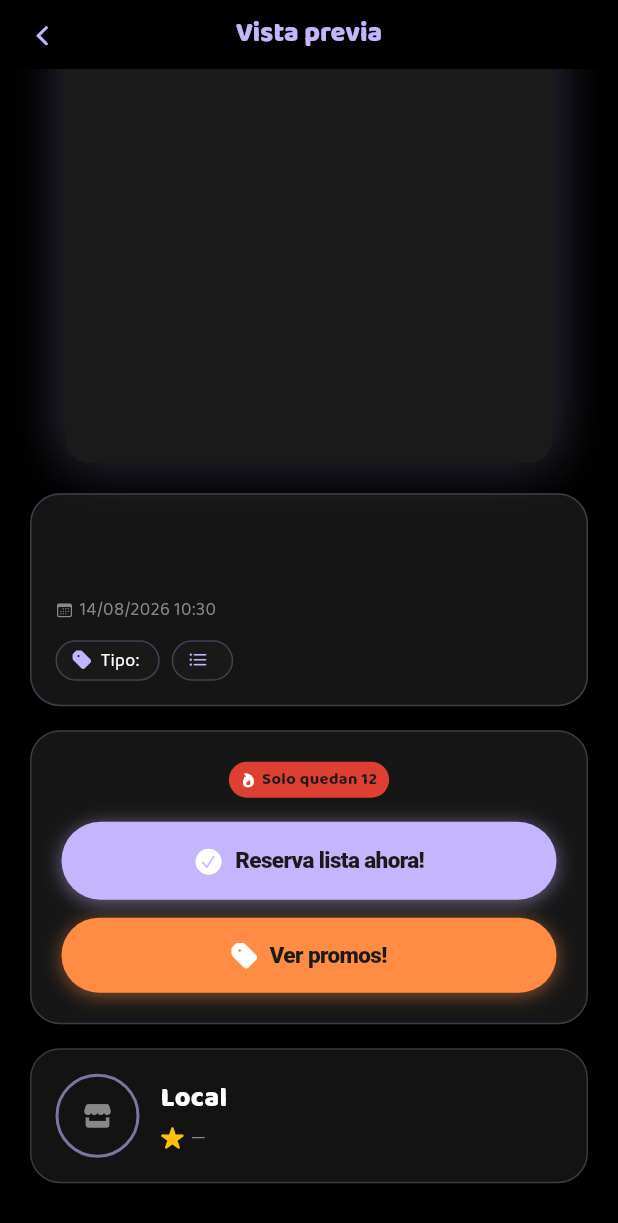
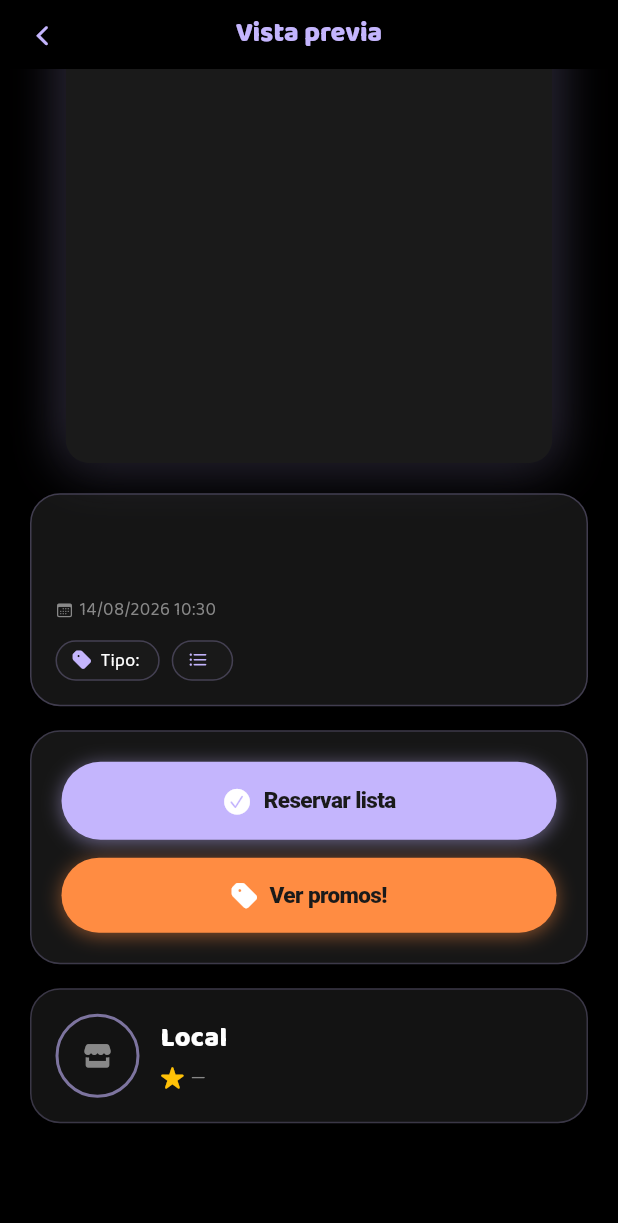
Before and after one commit to nexaisoftware/fernecito-locales, a Flutter app: the LocalesVistaPreviaV2 screen opened directly with empty values, scrolled down 322 dp, on a phone screen of 412 x 824 dp. Shown: the top 1223 px of the screen. Run offline on Flutter 3.47's test engine with Material 3 defaults, Android fonts, the phone set to English and light mode, and no system bars; our stand-ins replace audioplayers, file_picker, firebase_core, firebase_messaging, fl_chart, flutter_dotenv and 10 more; missing offline and left inert: dart:html, dart:js, dart:js_interop, gal, mobile_scanner; accounts and stored records are empty.

Commit message:
feat(locales): preview de evento al día y deep-links de push social
La vista previa deja de hardcodear cupos: FOMO, pase libre y CTA igual que en usuarios. El tap de push de ranking va al home y el de planes sigue usando ref/cta.

```diff
--- a/lib/PANTALLAS/locales_notificaciones.dart
+++ b/lib/PANTALLAS/locales_notificaciones.dart
@@ -172,6 +172,9 @@ class _LocalesNotificacionesState extends State<LocalesNotificaciones> {
         .toString()
         .trim()
         .toLowerCase();
+    if (n.tipo == 'ranking_local_primero') {
+      return (ruta: '/home', pestana: null, argumentos: null);
+    }
     if (n.tipo == 'plan_mencion' && accion == 'chat') {
       if (idPlan.isNotEmpty) {
         return (
--- a/lib/PANTALLAS/locales_vista_previa_v2.dart
+++ b/lib/PANTALLAS/locales_vista_previa_v2.dart
@@ -48,6 +48,13 @@ class _LocalesVistaPreviaV2State extends State<LocalesVistaPreviaV2> {
       'manual' => 'Manual',
       _ => modoLista ?? '—',
     };
+  }
+
+  int? _asInt(dynamic v) {
+    if (v == null) return null;
+    if (v is int) return v;
+    if (v is num) return v.toInt();
+    return int.tryParse(v.toString().trim());
   }
 
   Future<List<_PromoMini>> _fetchPromos(String idEvento) async {
@@ -240,6 +247,14 @@ class _LocalesVistaPreviaV2State extends State<LocalesVistaPreviaV2> {
     final tipoEvento = (widget.evento['tipo_evento'] as String?) ?? 'evento';
     final modoLista = widget.evento['modo_lista']?.toString();
     final urlCompra = (widget.evento['url_compra_entradas'] as String?) ?? '';
+    final cupoMax = _asInt(widget.evento['cupo_lista_max']);
+    final cupoUsados = _asInt(widget.evento['cupo_lista_usados']) ?? 0;
+    final cupoLimitado = cupoMax != null && cupoMax > 0;
+    final cuposLibres = cupoLimitado
+        ? (cupoMax - cupoUsados).clamp(0, cupoMax)
+        : null;
+    final esPaseLibre = !cupoLimitado && (modoLista ?? '').toLowerCase() == 'auto';
+    final edadMinima = _asInt(widget.evento['edad_minima']);
 
     final fechaInicio = _parseDate(widget.evento['fecha_inicio']);
     final fechaHora = _formatFecha(fechaInicio);
@@ -381,10 +396,13 @@ class _LocalesVistaPreviaV2State extends State<LocalesVistaPreviaV2> {
                         tipoEvento: tipoEvento,
                         modoLista: _modoListaLabel(modoLista),
                         urlCompra: urlCompra,
+                        edadMinima: edadMinima,
                       ),
                       const SizedBox(height: 16),
                       _TarjetaReservaYPromosLocales(
-                        cuposRestantes: 12,
+                        cupoLimitado: cupoLimitado,
+                        cuposLibres: cuposLibres,
+                        esPaseLibre: esPaseLibre,
                         urlCompra: urlCompra,
                         onReservaLista: _abrirBottomSheetReserva,
                         onVerPromos: _abrirBottomSheetPromos,
@@ -425,6 +443,7 @@ class _TarjetaInfoEventoLocales extends StatelessWidget {
   final String tipoEvento;
   final String modoLista;
   final String urlCompra;
+  final int? edadMinima;
 
   const _TarjetaInfoEventoLocales({
     required this.titulo,
@@ -433,6 +452,7 @@ class _TarjetaInfoEventoLocales extends StatelessWidget {
     required this.tipoEvento,
     required this.modoLista,
     required this.urlCompra,
+    this.edadMinima,
   });
 
   @override
@@ -501,6 +521,11 @@ class _TarjetaInfoEventoLocales extends StatelessWidget {
                 texto: 'Tipo: $tipoEvento',
               ),
               _ChipInfo(icon: CupertinoIcons.list_bullet, texto: modoLista),
+              if (edadMinima != null && edadMinima! > 0)
+                _ChipInfo(
+                  icon: CupertinoIcons.person_crop_circle_badge_exclam,
+                  texto: '+$edadMinima',
+                ),
               if (urlCompra.trim().isNotEmpty)
                 _ChipInfo(
                   icon: CupertinoIcons.ticket_fill,
@@ -515,14 +540,18 @@ class _TarjetaInfoEventoLocales extends StatelessWidget {
 }
 
 class _TarjetaReservaYPromosLocales extends StatelessWidget {
-  final int cuposRestantes;
+  final bool cupoLimitado;
+  final int? cuposLibres;
+  final bool esPaseLibre;
   final String urlCompra;
   final VoidCallback onReservaLista;
   final VoidCallback onVerPromos;
   final VoidCallback onObtenerEntrada;
 
   const _TarjetaReservaYPromosLocales({
-    required this.cuposRestantes,
+    required this.cupoLimitado,
+    this.cuposLibres,
+    required this.esPaseLibre,
     required this.urlCompra,
     required this.onReservaLista,
     required this.onVerPromos,
@@ -532,6 +561,7 @@ class _TarjetaReservaYPromosLocales extends StatelessWidget {
   @override
   Widget build(BuildContext context) {
     TemaLocalesScope.of(context);
+    final labelCta = esPaseLibre ? 'Asistiré' : 'Reservar lista';
     return Container(
       padding: EdgeInsets.all(20),
       decoration: BoxDecoration(
@@ -546,6 +576,7 @@ class _TarjetaReservaYPromosLocales extends StatelessWidget {
         crossAxisAlignment: CrossAxisAlignment.stretch,
         mainAxisSize: MainAxisSize.min,
         children: [
+          if (cupoLimitado) ...[
             Center(
               child: Container(
                 padding: EdgeInsets.symmetric(horizontal: 8, vertical: 4),
@@ -563,7 +594,7 @@ class _TarjetaReservaYPromosLocales extends StatelessWidget {
                     ),
                     SizedBox(width: 4),
                     Text(
-                    'Solo quedan $cuposRestantes',
+                      'Solo quedan ${cuposLibres ?? 0} 🔥',
                       style: GoogleFonts.baloo2(
                         fontSize: 11,
                         fontWeight: FontWeight.w700,
@@ -575,6 +606,41 @@ class _TarjetaReservaYPromosLocales extends StatelessWidget {
               ),
             ),
             SizedBox(height: 16),
+          ],
+          if (esPaseLibre) ...[
+            Center(
+              child: Container(
+                padding: const EdgeInsets.symmetric(
+                  horizontal: 10,
+                  vertical: 4,
+                ),
+                decoration: BoxDecoration(
+                  color: ColoresLocales.acentoVioleta.withValues(alpha: 0.15),
+                  borderRadius: BorderRadius.circular(12),
+                ),
+                child: Row(
+                  mainAxisSize: MainAxisSize.min,
+                  children: [
+                    Icon(
+                      CupertinoIcons.ticket_fill,
+                      size: 11,
+                      color: ColoresLocales.acentoVioleta,
+                    ),
+                    const SizedBox(width: 5),
+                    Text(
+                      'Pase libre · confirmá tu asistencia',
+                      style: GoogleFonts.baloo2(
+                        fontSize: 11,
+                        fontWeight: FontWeight.w700,
+                        color: ColoresLocales.acentoVioleta,
+                      ),
+                    ),
+                  ],
+                ),
+              ),
+            ),
+            const SizedBox(height: 8),
+          ],
           CupertinoButton(
             padding: EdgeInsets.zero,
             onPressed: onReservaLista,
@@ -606,7 +672,7 @@ class _TarjetaReservaYPromosLocales extends StatelessWidget {
                     child: FittedBox(
                       fit: BoxFit.scaleDown,
                       child: Text(
-                        'Reserva lista ahora!',
+                        labelCta,
                         style: TextStyle(
                           fontSize: 15,
                           fontWeight: FontWeight.w800,
```
Also changed, not shown: lib/PANTALLAS/locales_mis_eventos.dart (+6 -1 lines), lib/core/servicio_push.dart (+24 -3 lines), lib/models/notificacion.dart (+7 -0 lines). Lines whose indentation alone changed are shown as unchanged.
